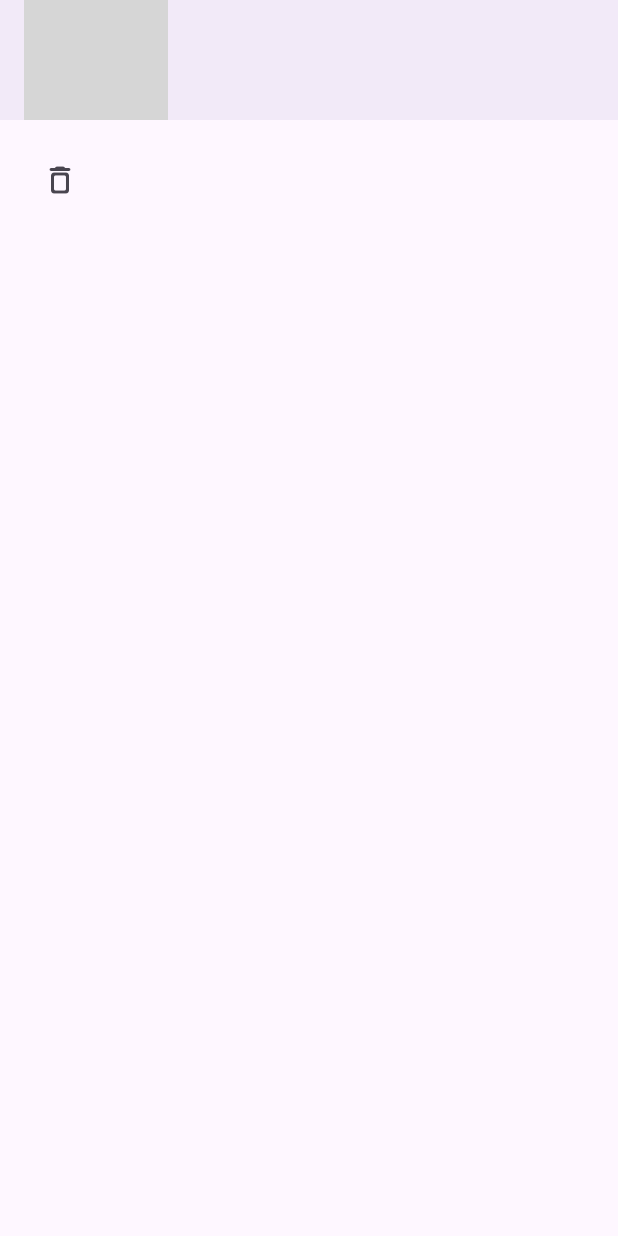
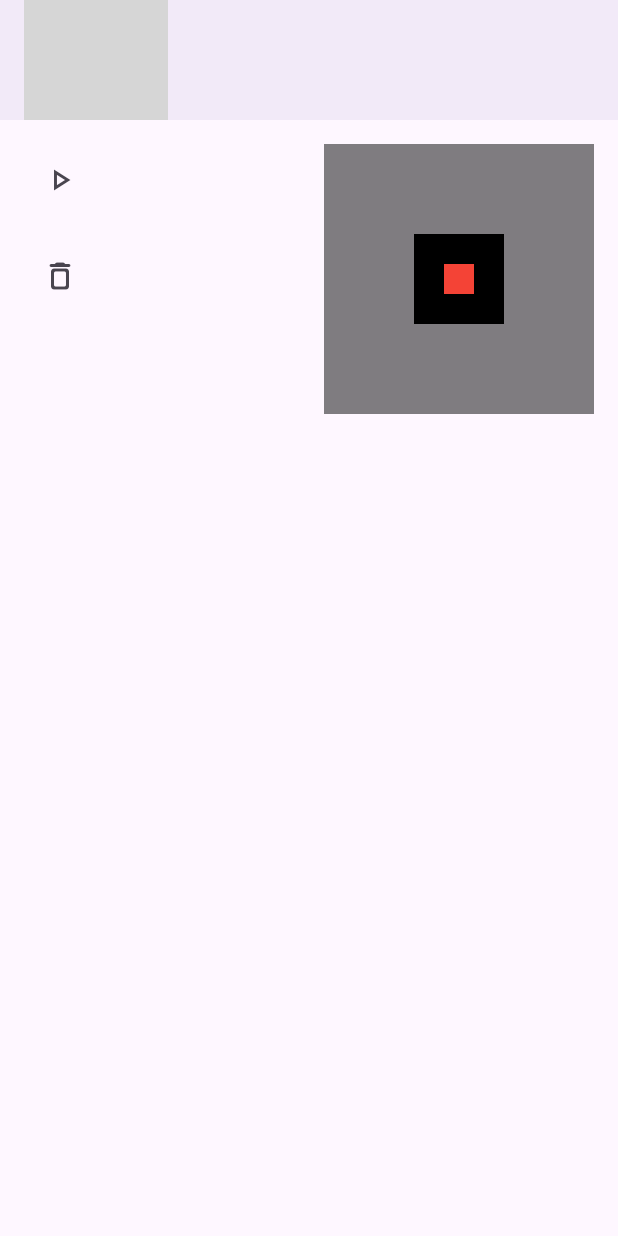
Before and after one commit to TiagoLacerda/portfolio-automata, a Flutter app: the screen it shows after launch, after a tap on the "delete outline" icon, on a phone screen of 412 x 824 dp. Run offline on Flutter 3.47's test engine with Material 3 defaults, Android fonts, the phone set to English and light mode, and no system bars; our stand-ins replace flutter_svg, go_router, web; missing offline and left inert: overlay_options_button, portfolio_design_system; grey boxes are pictures that could not be loaded.

Commit message:
First iteration of the game of life

```diff
--- /dev/null
+++ b/lib/app/core/automata/automaton.dart
@@ -0,0 +1,81 @@
+import '../grid/grid.dart';
+import '../grid/grid_extensions.dart';
+import '../grid/neighborhoods.dart';
+
+class Automaton<T extends num> {
+  Grid<T> grid;
+
+  final Grid<int> neighborhood;
+
+  final (int, int) stable = (2, 3);
+  final (int, int) birth = (3, 3);
+
+  Automaton({Grid<int>? neighborhood}) : grid = Grid<T>(), neighborhood = neighborhood ?? Neighborhoods<int>().moore();
+
+  T get(int i, int j) => grid.get(i, j);
+
+  void set(int i, int j, T value) {
+    grid.set(i, j, value);
+  }
+
+  void clear() => grid.clear();
+
+  void update() {
+    final next = Grid<T>();
+
+    final Set<(int, int)> candidatesToBeBorn = {};
+
+    // Count neighbors around every live cell.
+    for (final (i, j, _) in grid.nonZeroCells) {
+      int neighborsAlive = 0;
+
+      for (final (di, dj, _) in neighborhood.nonZeroCells) {
+        if (di == 0 && dj == 0) continue;
+
+        final ni = i + di;
+        final nj = j + dj;
+
+        final neighbor = grid.get(ni, nj);
+
+        if (neighbor == 0) {
+          candidatesToBeBorn.add((ni, nj));
+        } else {
+          neighborsAlive += 1;
+        }
+      }
+
+      final survives = neighborsAlive >= stable.$1 && neighborsAlive <= stable.$2;
+
+      if (survives) {
+        next.set(i, j, 1 as T);
+      }
+    }
+
+    for (final (i, j) in candidatesToBeBorn) {
+      int neighborsAlive = 0;
+
+      for (final (di, dj, _) in neighborhood.nonZeroCells) {
+        if (di == 0 && dj == 0) continue;
+
+        final ni = i + di;
+        final nj = j + dj;
+
+        final neighbor = grid.get(ni, nj);
+
+        if (neighbor != 0) {
+          neighborsAlive += 1;
+        }
+      }
+
+      final born = neighborsAlive >= birth.$1 && neighborsAlive <= birth.$2;
+
+      if (born) {
+        next.set(i, j, 1 as T);
+      }
+    }
+
+    grid = next;
+  }
+
+  void bresenham(int i, int j, int y, int x, T value) => grid.bresenham(i, j, y, x, value);
+}
--- a/lib/app/core/grid/grid.dart
+++ b/lib/app/core/grid/grid.dart
@@ -6,9 +6,77 @@ final class Grid<T extends num> {
 
   final Map<Coordinates, Chunk<T>> _chunks;
 
+  final Set<Coordinates> _locked;
+
   Grid({
     this.chunkSize = 64,
-  }) : _chunks = {};
+  }) : _chunks = {},
+       _locked = {};
+
+  T get(int i, int j) {
+    final chunkCoordinates = _getChunkCoordinates(i, j, chunkSize);
+
+    final chunk = _chunks[chunkCoordinates];
+
+    if (chunk == null) {
+      return 0 as T;
+    }
+
+    final cellCoordinates = _getLocalCoordinates(i, j, chunkSize);
+
+    return chunk.get(cellCoordinates.i, cellCoordinates.j);
+  }
+
+  void set(int i, int j, T value) {
+    final chunkCoordinates = _getChunkCoordinates(i, j, chunkSize);
+    final cellCoordinates = _getLocalCoordinates(i, j, chunkSize);
+
+    if (_locked.contains(cellCoordinates)) return;
+
+    if (value != 0) {
+      final chunk = _chunks.putIfAbsent(chunkCoordinates, () => Chunk(size: chunkSize));
+
+      chunk.set(cellCoordinates.i, cellCoordinates.j, value);
+    } else {
+      final chunk = _chunks[chunkCoordinates];
+
+      if (chunk == null) return;
+
+      chunk.set(cellCoordinates.i, cellCoordinates.j, value);
+
+      if (chunk.isEmpty) {
+        _chunks.remove(chunkCoordinates);
+      }
+    }
+  }
+
+  void lock(int i, int j) => _locked.add(Coordinates(i, j));
+
+  void unlock(int i, int j) => _locked.remove(Coordinates(i, j));
+
+  void clear() {
+    _chunks.clear();
+  }
+
+  Chunk? getChunk(int i, int j) => _chunks[Coordinates(i, j)];
+
+  Iterable<(int, int, T)> get nonZeroCells sync* {
+    for (final entry in _chunks.entries) {
+      final chunkCoordinates = entry.key;
+      final chunk = entry.value;
+
+      for (final index in chunk.nonZeroIndexes) {
+        final i = index ~/ chunk.size;
+        final j = index % chunk.size;
+
+        yield (
+          chunkCoordinates.i * chunkSize + i,
+          chunkCoordinates.j * chunkSize + j,
+          chunk.data[index],
+        );
+      }
+    }
+  }
 
   /// Takes the coordinates of a cell in world space and returns the coordinates to the corresponding chunk.
   static Coordinates _getChunkCoordinates(int i, int j, int chunkSize) {
@@ -40,45 +108,4 @@ final class Grid<T extends num> {
       convert(j, chunkSize),
     );
   }
-
-  Chunk? getChunk(int i, int j) => _chunks[Coordinates(i, j)];
-
-  T get(int i, int j) {
-    final chunkCoordinates = _getChunkCoordinates(i, j, chunkSize);
-
-    final chunk = _chunks[chunkCoordinates];
-
-    if (chunk == null) {
-      return 0 as T;
-    }
-
-    final cellCoordinates = _getLocalCoordinates(i, j, chunkSize);
-
-    return chunk.get(cellCoordinates.i, cellCoordinates.j);
-  }
-
-  void set(int i, int j, T value) {
-    final chunkCoordinates = _getChunkCoordinates(i, j, chunkSize);
-    final cellCoordinates = _getLocalCoordinates(i, j, chunkSize);
-
-    if (value != 0) {
-      final chunk = _chunks.putIfAbsent(chunkCoordinates, () => Chunk(size: chunkSize));
-
-      chunk.set(cellCoordinates.i, cellCoordinates.j, value);
-    } else {
-      final chunk = _chunks[chunkCoordinates];
-
-      if (chunk == null) return;
-
-      chunk.set(cellCoordinates.i, cellCoordinates.j, value);
-
-      if (chunk.isEmpty) {
-        _chunks.remove(chunkCoordinates);
-      }
-    }
-  }
-
-  void clear() {
-    _chunks.clear();
-  }
 }
--- a/lib/app/core/grid/grid_extensions.dart
+++ b/lib/app/core/grid/grid_extensions.dart
@@ -1,7 +1,7 @@
 import 'grid.dart';
 
 extension GridBresenham<T extends num> on Grid {
-  void bresenham(int i, int j, int y, int x) {
+  void bresenham(int i, int j, int y, int x, T value) {
     var x0 = i;
     var y0 = j;
     final x1 = y;
@@ -16,7 +16,7 @@ extension GridBresenham<T extends num> on Grid {
     var error = dx - dy;
 
     while (true) {
-      set(x0, y0, 1);
+      set(x0, y0, value);
 
       if (x0 == x1 && y0 == y1) {
         break;
--- /dev/null
+++ b/lib/app/core/grid/neighborhoods.dart
@@ -0,0 +1,41 @@
+import 'grid.dart';
+
+class Neighborhoods<T extends num> {
+  Grid<T> moore({
+    int radius = 1,
+  }) {
+    assert(radius > 0);
+
+    final grid = Grid<T>();
+
+    for (int i = -radius; i <= radius; ++i) {
+      for (int j = -radius; j <= radius; ++j) {
+        grid.set(i, j, 1 as T);
+      }
+    }
+
+    grid.set(0, 0, 0 as T);
+
+    return grid;
+  }
+
+  Grid<T> vonNeumann({
+    int radius = 1,
+  }) {
+    assert(radius > 0);
+
+    final grid = Grid<T>();
+
+    for (int i = -radius; i <= radius; ++i) {
+      for (int j = -radius; j <= radius; ++j) {
+        if (i.abs() + j.abs() > radius) continue;
+
+        grid.set(i, j, 1 as T);
+      }
+    }
+
+    grid.set(0, 0, 0 as T);
+
+    return grid;
+  }
+}
--- a/lib/app/core/grid/widgets/grid_widget.dart
+++ b/lib/app/core/grid/widgets/grid_widget.dart
@@ -7,47 +7,61 @@ import '../../../core/grid/coordinates.dart';
 import '../../../core/grid/grid.dart';
 import '../grid_extensions.dart';
 
-class GridWidget extends StatefulWidget {
-  final Grid grid;
+class GridWidget<T extends num> extends StatefulWidget {
+  final Grid<T> grid;
+  final double initialZoom;
+  final Offset initalOffset;
+  final bool enableEditing;
+  final bool enablePanAndZoom;
+  final Color? Function(int i, int j, T value)? colorWith;
 
   const GridWidget({
     super.key,
     required this.grid,
+    this.initialZoom = 5.0,
+    this.initalOffset = Offset.zero,
+    this.enableEditing = true,
+    this.enablePanAndZoom = true,
+    this.colorWith,
   });
 
   @override
-  State<GridWidget> createState() => _GridWidgetState();
+  State<GridWidget<T>> createState() => _GridWidgetState<T>();
 }
 
-class _GridWidgetState extends State<GridWidget> with SingleTickerProviderStateMixin {
+class _GridWidgetState<T extends num> extends State<GridWidget<T>> with SingleTickerProviderStateMixin {
   late final Timer timer;
 
-  double zoom = 5.0;
-  Offset offset = Offset.zero;
+  late double zoom;
+  late Offset offset;
 
   Offset? panStart;
 
   int? previousI;
   int? previousJ;
 
+  T pencil = 1 as T;
+
   void onPointerDown(PointerDownEvent event) {
-    if (event.buttons == kMiddleMouseButton) {
+    if (widget.enablePanAndZoom && event.buttons == kMiddleMouseButton) {
       panStart = event.localPosition;
       return;
     }
 
-    if (event.buttons == kPrimaryMouseButton) {
+    if (widget.enableEditing && event.buttons == kPrimaryMouseButton) {
       final cell = screenToCell(event.localPosition);
 
       previousI = cell.i;
       previousJ = cell.j;
 
-      widget.grid.set(cell.i, cell.j, 1);
+      pencil = widget.grid.get(cell.i, cell.j) == 0 ? 1 as T : 0 as T;
+
+      widget.grid.set(cell.i, cell.j, pencil);
     }
   }
 
   void onPointerMove(PointerMoveEvent event) {
-    if (event.buttons == kMiddleMouseButton) {
+    if (widget.enablePanAndZoom && event.buttons == kMiddleMouseButton) {
       if (panStart != null) {
         final delta = event.localPosition - panStart!;
 
@@ -60,7 +74,7 @@ class _GridWidgetState extends State<GridWidget> with SingleTickerProviderStateM
       return;
     }
 
-    if (event.buttons == kPrimaryMouseButton) {
+    if (widget.enableEditing && event.buttons == kPrimaryMouseButton) {
       final cell = screenToCell(event.localPosition);
 
       if (previousI != null && previousJ != null) {
@@ -69,6 +83,7 @@ class _GridWidgetState extends State<GridWidget> with SingleTickerProviderStateM
           previousJ!,
           cell.i,
           cell.j,
+          pencil,
         );
       }
 
@@ -80,11 +95,11 @@ class _GridWidgetState extends State<GridWidget> with SingleTickerProviderStateM
   }
 
   void onPointerUp(PointerUpEvent event) {
-    if (event.buttons == kMiddleMouseButton) {
+    if (widget.enablePanAndZoom && event.buttons == kMiddleMouseButton) {
       panStart = null;
     }
 
-    if (event.buttons == kPrimaryMouseButton) {
+    if (widget.enableEditing && event.buttons == kPrimaryMouseButton) {
       previousI = null;
       previousJ = null;
     }
@@ -94,6 +109,8 @@ class _GridWidgetState extends State<GridWidget> with SingleTickerProviderStateM
     if (event is! PointerScrollEvent) {
       return;
     }
+
+    if (!widget.enablePanAndZoom) return;
 
     final mouse = event.localPosition;
     final oldZoom = zoom;
@@ -123,6 +140,9 @@ class _GridWidgetState extends State<GridWidget> with SingleTickerProviderStateM
   void initState() {
     super.initState();
 
+    zoom = widget.initialZoom;
+    offset = widget.initalOffset;
+
     timer = Timer.periodic(
       const Duration(milliseconds: 16),
       (_) => setState(() {}),
@@ -137,39 +157,41 @@ class _GridWidgetState extends State<GridWidget> with SingleTickerProviderStateM
 
   @override
   Widget build(BuildContext context) {
+    final color = Theme.of(context).brightness == Brightness.dark ? Colors.white : Colors.black;
+
+    final colorWith = widget.colorWith ?? (i, j, value) => value == 0 ? null : color;
+
     return Listener(
       onPointerDown: onPointerDown,
       onPointerMove: onPointerMove,
       onPointerUp: onPointerUp,
       onPointerSignal: onPointerSignal,
+      child: ClipRect(
         child: CustomPaint(
           painter: GridPainter(
             grid: widget.grid,
             zoom: zoom,
             offset: offset,
-          isDark: Theme.of(context).brightness == Brightness.dark,
+            colorWith: colorWith,
           ),
           size: Size.infinite,
+        ),
       ),
     );
   }
 }
 
-class GridPainter extends CustomPainter {
-  final Grid grid;
+class GridPainter<T extends num> extends CustomPainter {
+  final Grid<T> grid;
   final double zoom;
   final Offset offset;
-  final bool isDark;
-
-  late final cellPaint = Paint()
-    ..color = isDark ? Color(0xFFFFFFFF) : Color(0xFF000000)
-    ..isAntiAlias = false;
+  final Color? Function(int i, int j, T value) colorWith;
 
   GridPainter({
     required this.grid,
     required this.zoom,
     required this.offset,
-    required this.isDark,
+    required this.colorWith,
   });
 
   List<Coordinates> getChunks(Rect visibleRect) {
@@ -192,6 +214,8 @@ class GridPainter extends CustomPainter {
     final cellSize = zoom;
     final scaledChunkSize = grid.chunkSize * cellSize;
 
+    final paint = Paint()..isAntiAlias = false;
+
     final visibleRect = Rect.fromLTWH(
       -offset.dx / zoom,
       -offset.dy / zoom,
@@ -212,6 +236,11 @@ class GridPainter extends CustomPainter {
       for (final index in chunk.nonZeroIndexes) {
         final i = index ~/ chunk.size;
         final j = index % chunk.size;
+        final value = chunk.get(i, j);
+        final color = colorWith(i, j, value as T);
+
+        if (color == null) continue;
+        if (color != paint.color) paint.color = color;
 
         canvas.drawRect(
           Rect.fromLTWH(
@@ -220,7 +249,7 @@ class GridPainter extends CustomPainter {
             cellSize,
             cellSize,
           ),
-          cellPaint,
+          paint,
         );
       }
     }
--- a/lib/app/modules/home/home_controller.dart
+++ b/lib/app/modules/home/home_controller.dart
@@ -1,8 +1,44 @@
+import 'dart:async';
+
 import 'package:flutter/material.dart';
 
-import '../../core/grid/grid.dart';
+import '../../core/automata/automaton.dart';
 
 final class HomeController with ChangeNotifier {
-  final grid = Grid<int>();
+  final neighborhoodGridSize = 9;
+  final neighborhoodGridCellSize = 20;
+  late final initialZoom = neighborhoodGridCellSize.toDouble();
+  late final initialOffset = Offset(
+    ((neighborhoodGridSize ~/ 2) * neighborhoodGridCellSize).toDouble(),
+    ((neighborhoodGridSize ~/ 2) * neighborhoodGridCellSize).toDouble(),
+  );
 
+  bool running = true;
+
+  late final Timer timer;
+
+  final game = Automaton();
+
+  HomeController() {
+    timer = Timer.periodic(
+      const Duration(milliseconds: 32),
+      (_) {
+        if (running) {
+          update();
+        }
+      },
+    );
+
+    game.neighborhood.set(0, 0, 2);
+    game.neighborhood.lock(0, 0);
+  }
+
+  void toggle() {
+    running = !running;
+  }
+
+  void update() {
+    game.update();
+    notifyListeners();
+  }
 }
--- a/lib/app/modules/home/home_view.dart
+++ b/lib/app/modules/home/home_view.dart
@@ -53,14 +53,25 @@ class HomeView extends StatelessWidget {
             },
           );
 
+          final updateButton = IconButton(
+            onPressed: () {
+              controller.toggle();
+            },
+            icon: Icon(
+              Icons.play_arrow_outlined,
+            ),
+          );
+
           final clearButton = IconButton(
             onPressed: () {
-              controller.grid.clear();
+              controller.game.clear();
             },
             icon: Icon(
               Icons.delete_outline_rounded,
             ),
           );
+
+          final cellColor = Theme.of(context).brightness == Brightness.dark ? Colors.white : Colors.black;
 
           return Scaffold(
             appBar: AppBar(
@@ -94,6 +105,7 @@ class HomeView extends StatelessWidget {
                   child: Column(
                     spacing: spacing,
                     children: [
+                      updateButton,
                       clearButton,
                     ],
                   ),
@@ -101,28 +113,35 @@ class HomeView extends StatelessWidget {
                 Expanded(
                   child: SizedBox.expand(
                     child: GridWidget(
-                      grid: controller.grid,
+                      grid: controller.game.grid,
                     ),
                   ),
                 ),
-                // SingleChildScrollView(
-                //   padding: EdgeInsets.all(spacing),
-                //   child: Column(
-                //     spacing: spacing,
-                //     children: [
-                //       Container(
-                //         width: 160,
-                //         height: 160,
-                //         color: Colors.white,
-                //       ),
-                //       Container(
-                //         width: 160,
-                //         height: 160,
-                //         color: Colors.white,
-                //       ),
-                //     ],
-                //   ),
-                // ),
+                SingleChildScrollView(
+                  padding: EdgeInsets.all(spacing),
+                  child: Column(
+                    spacing: spacing,
+                    children: [
+                      Container(
+                        width: (controller.neighborhoodGridSize * controller.neighborhoodGridCellSize).toDouble(),
+                        height: (controller.neighborhoodGridSize * controller.neighborhoodGridCellSize).toDouble(),
+                        color: cellColor.withValues(alpha: 0.5),
+                        child: GridWidget<int>(
+                          grid: controller.game.neighborhood,
+                          initialZoom: controller.initialZoom,
+                          initalOffset: controller.initialOffset,
+                          enableEditing: true,
+                          enablePanAndZoom: false,
+                          colorWith: (i, j, value) {
+                            if (i == 0 && j == 0) return Colors.red;
+                            if (value != 0) return cellColor;
+                            return null;
+                          },
+                        ),
+                      ),
+                    ],
+                  ),
+                ),
               ],
             ),
           );
```
Lines whose indentation alone changed are shown as unchanged.
